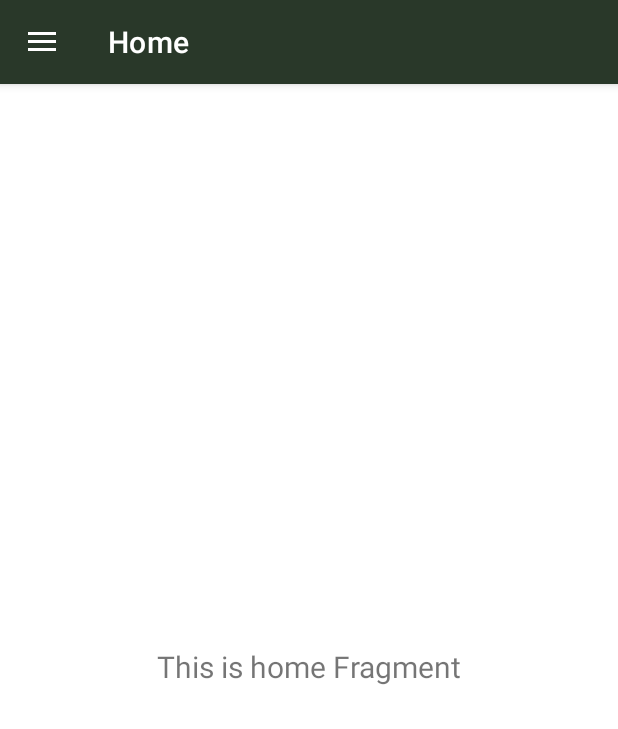
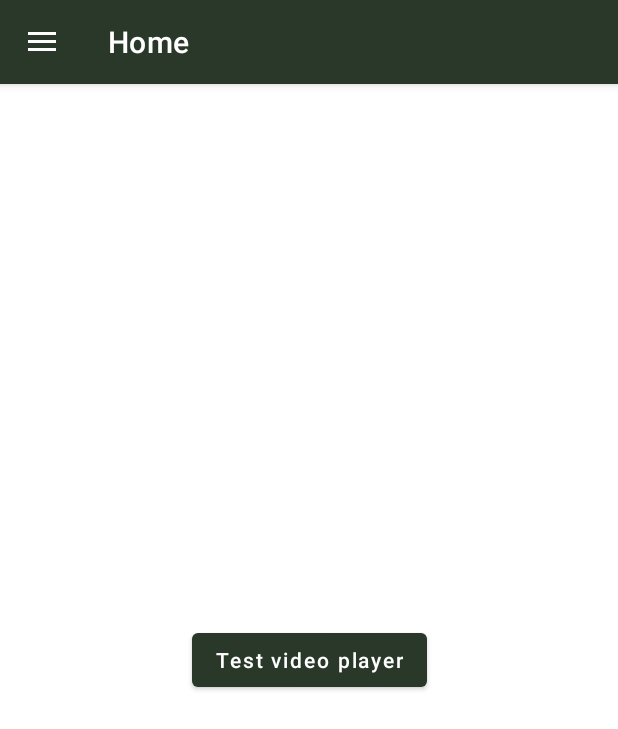
Before and after one commit to hall361/AsistenteBotanico, an Android app: the screen it shows after launch (MainActivity), on a phone screen of 412 x 824 dp. Shown: the top 729 px of the screen. Run offline under Robolectric (Android 15) with nearby library versions, the phone set to English and light mode, and no system bars; our stand-ins replace navigation-ui.

Commit message:
Implemented video player module
- Added plugin to safe args by navigation library.
- Added library to playing videos from youtube.
- Created texts to handle errors on playing videos.

```diff
--- a/app/build.gradle.kts
+++ b/app/build.gradle.kts
@@ -1,6 +1,7 @@
 plugins {
     alias(libs.plugins.android.application)
     alias(libs.plugins.kotlin.android)
+    alias(libs.plugins.safeargs)
     kotlin("kapt")
 }
 
@@ -53,6 +54,7 @@ dependencies {
     implementation(libs.androidx.fragment.ktx)
     implementation(libs.glide)
     kapt(libs.glideCompiler)
+    implementation(libs.android.youtube.player)
 
     testImplementation(libs.junit)
     androidTestImplementation(libs.androidx.junit)
--- a/app/src/main/java/com/poli/botanicalassistant/ui/home/HomeFragment.kt
+++ b/app/src/main/java/com/poli/botanicalassistant/ui/home/HomeFragment.kt
@@ -7,14 +7,12 @@ import android.view.ViewGroup
 import android.widget.TextView
 import androidx.fragment.app.Fragment
 import androidx.lifecycle.ViewModelProvider
+import androidx.navigation.fragment.findNavController
 import com.poli.botanicalassistant.databinding.FragmentHomeBinding
 
 class HomeFragment : Fragment() {
 
     private var _binding: FragmentHomeBinding? = null
-
-    // This property is only valid between onCreateView and
-    // onDestroyView.
     private val binding get() = _binding!!
 
     override fun onCreateView(
@@ -22,17 +20,15 @@ class HomeFragment : Fragment() {
         container: ViewGroup?,
         savedInstanceState: Bundle?
     ): View {
-        val homeViewModel =
-            ViewModelProvider(this).get(HomeViewModel::class.java)
+        _binding = FragmentHomeBinding.inflate(inflater, container, false)
+        return binding.root
+    }
 
-        _binding = FragmentHomeBinding.inflate(inflater, container, false)
-        val root: View = binding.root
-
-        val textView: TextView = binding.textHome
-        homeViewModel.text.observe(viewLifecycleOwner) {
-            textView.text = it
+    override fun onViewCreated(view: View, savedInstanceState: Bundle?) {
+        binding.button.setOnClickListener {
+            val action = HomeFragmentDirections.actionNavHomeToNavVideoPlayer("Y1jTRsBRh3g")
+            findNavController().navigate(action)
         }
-        return root
     }
 
     override fun onDestroyView() {
--- a/app/src/main/res/layout/fragment_home.xml
+++ b/app/src/main/res/layout/fragment_home.xml
@@ -6,15 +6,12 @@
     android:layout_height="match_parent"
     tools:context=".ui.home.HomeFragment">
 
-    <TextView
-        android:id="@+id/text_home"
-        android:layout_width="match_parent"
+    <Button
+        android:id="@+id/button"
+        android:layout_width="wrap_content"
         android:layout_height="wrap_content"
-        android:layout_marginStart="8dp"
-        android:layout_marginTop="8dp"
-        android:layout_marginEnd="8dp"
-        android:textAlignment="center"
-        android:textSize="20sp"
+        android:text="Test video player"
+        android:textAllCaps="false"
         app:layout_constraintBottom_toBottomOf="parent"
         app:layout_constraintEnd_toEndOf="parent"
         app:layout_constraintStart_toStartOf="parent"
--- a/app/src/main/res/navigation/mobile_navigation.xml
+++ b/app/src/main/res/navigation/mobile_navigation.xml
@@ -1,15 +1,19 @@
 <?xml version="1.0" encoding="utf-8"?>
-<navigation xmlns:android="http://schemas.android.com/apk/res/android"
+<navigation android:id="@+id/mobile_navigation"
+    xmlns:android="http://schemas.android.com/apk/res/android"
     xmlns:app="http://schemas.android.com/apk/res-auto"
     xmlns:tools="http://schemas.android.com/tools"
-    android:id="@+id/mobile_navigation"
     app:startDestination="@+id/nav_home">
 
     <fragment
         android:id="@+id/nav_home"
         android:name="com.poli.botanicalassistant.ui.home.HomeFragment"
         android:label="@string/menu_home"
-        tools:layout="@layout/fragment_home" />
+        tools:layout="@layout/fragment_home" >
+        <action
+            android:id="@+id/action_nav_home_to_nav_video_player"
+            app:destination="@id/nav_video_player" />
+    </fragment>
 
     <fragment
         android:id="@+id/nav_garden"
@@ -24,6 +28,16 @@
         tools:layout="@layout/fragment_slideshow" />
 
     <fragment
+        android:id="@+id/nav_video_player"
+        android:name="com.poli.botanicalassistant.ui.video.VideoPlayerFragment"
+        android:label="@string/menu_tutorials"
+        tools:layout="@layout/fragment_slideshow">
+        <argument
+            android:name="videoId"
+            app:argType="string" />
+    </fragment>
+
+    <fragment
         android:id="@+id/nav_web"
         android:name="com.poli.botanicalassistant.ui.web.WebNavigatorFragment"
         android:label="@string/menu_web"
--- a/app/src/main/res/values/strings.xml
+++ b/app/src/main/res/values/strings.xml
@@ -21,4 +21,9 @@
     <string name="plant_classification_outdoor">Outdoor</string>
     <string name="plant_classification_succulent">Succulent</string>
     <string name="plant_classification_other">Other</string>
+
+    <string name="video_player_error_generic_video">There seems to be an issue playing the video. Please try again.</string>
+    <string name="video_player_error_video_not_found">The video you are trying to watch is not available. Please check the video ID.</string>
+    <string name="video_player_error_video_not_playable">This video cannot be played in the app. Please try a different video.</string>
+    <string name="video_player_error_unexpected">An unexpected error occurred while playing the video. Please try again later.</string>
 </resources>
--- a/gradle/libs.versions.toml
+++ b/gradle/libs.versions.toml
@@ -16,6 +16,7 @@ legacySupportV4 = "1.0.0"
 fragmentKtx = "1.8.2"
 swiperefreshLayout = "1.2.0"
 glide = "4.15.1"
+youtubePlayer = "12.0.0"
 
 [libraries]
 androidx-core-ktx = { group = "androidx.core", name = "core-ktx", version.ref = "coreKtx" }
@@ -33,7 +34,10 @@ androidx-legacy-support-v4 = { group = "androidx.legacy", name = "legacy-support
 androidx-fragment-ktx = { group = "androidx.fragment", name = "fragment-ktx", version.ref = "fragmentKtx" }
 glide = { group = "com.github.bumptech.glide", name = "glide", version.ref = "glide" }
 glideCompiler = { group = "com.github.bumptech.glide", name = "compiler", version.ref = "glide" }
+android-youtube-player = { group = "com.pierfrancescosoffritti.androidyoutubeplayer", name = "core", version.ref = "youtubePlayer" }
+
 
 [plugins]
 android-application = { id = "com.android.application", version.ref = "agp" }
 kotlin-android = { id = "org.jetbrains.kotlin.android", version.ref = "kotlin" }
+safeargs = { id = "androidx.navigation.safeargs.kotlin", version.ref = "navigationFragmentKtx" }
```
Also changed, not shown: app/src/main/java/com/poli/botanicalassistant/ui/video/VideoPlayerFragment.kt (added, +92 -0 lines), app/src/main/res/layout/fragment_video_player.xml (added, +13 -0 lines).
